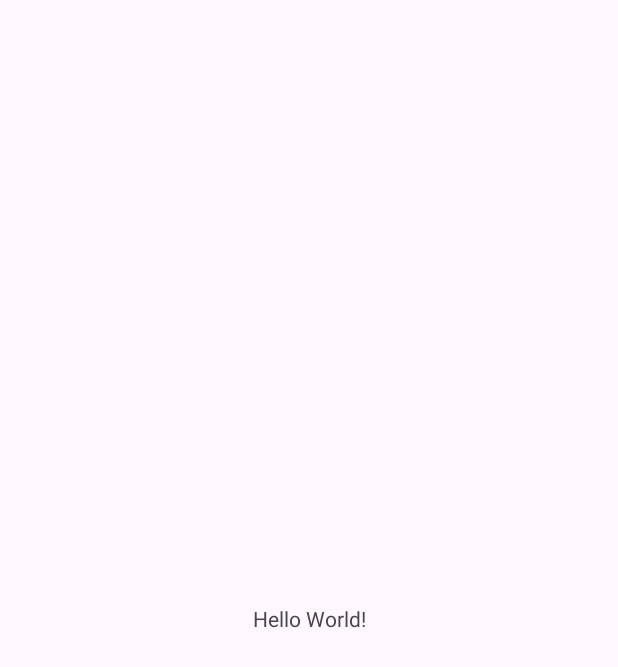
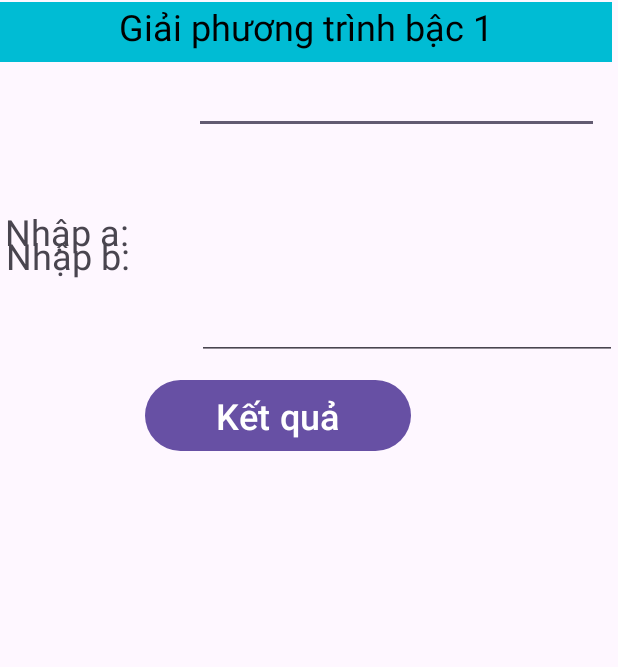
Before and after one commit to tranhieu243/CSE441_PRATICE, an Android app: the screen it shows after launch (MainActivity), on a phone screen of 412 x 824 dp. Before the commit the part shown is almost empty. Shown: the top 667 px of the screen. Run offline under Robolectric (Android 15) with nearby library versions, the phone set to English and light mode, and no system bars.

Commit message:
update layout Ex07.2

```diff
--- /dev/null
+++ b/Ex07.2/app/src/main/java/com/example/ex072/Result.java
@@ -0,0 +1,4 @@
+package com.example.ex072;
+
+public class Result {
+}
--- a/Ex07.2/app/src/main/res/layout/activity_main.xml
+++ b/Ex07.2/app/src/main/res/layout/activity_main.xml
@@ -8,12 +8,98 @@
     tools:context=".MainActivity">
 
     <TextView
-        android:layout_width="wrap_content"
-        android:layout_height="wrap_content"
-        android:text="Hello World!"
+        android:id="@+id/textView"
+        android:layout_width="408dp"
+        android:layout_height="40dp"
+        android:background="#00BCD4"
+        android:text="Giải phương trình bậc 1"
+        android:textAlignment="center"
+        android:textColor="#000000"
+        android:textSize="24sp"
+        app:layout_constraintBottom_toBottomOf="parent"
+        app:layout_constraintEnd_toEndOf="parent"
+        app:layout_constraintHorizontal_bias="0.0"
+        app:layout_constraintStart_toStartOf="parent"
+        app:layout_constraintTop_toTopOf="parent"
+        app:layout_constraintVertical_bias="0.002" />
+
+    <TextView
+        android:id="@+id/txtA"
+        android:layout_width="126dp"
+        android:layout_height="44dp"
+        android:layout_marginStart="3dp"
+        android:layout_marginTop="45dp"
+        android:layout_marginEnd="282dp"
+        android:layout_marginBottom="642dp"
+        android:text="Nhập a:"
+        android:textSize="24sp"
+        app:layout_constraintBottom_toBottomOf="parent"
+        app:layout_constraintEnd_toEndOf="parent"
+        app:layout_constraintHorizontal_bias="0.0"
+        app:layout_constraintStart_toStartOf="parent"
+        app:layout_constraintTop_toTopOf="parent"
+        app:layout_constraintVertical_bias="1.0" />
+
+    <EditText
+        android:id="@+id/edtA"
+        android:layout_width="270dp"
+        android:layout_height="38dp"
+        android:layout_marginStart="129dp"
+        android:layout_marginTop="44dp"
+        android:layout_marginEnd="4dp"
+        android:layout_marginBottom="634dp"
+        android:ems="10"
+        android:inputType="text"
+        android:textAlignment="viewStart"
+        android:textSize="24sp"
+        app:layout_constraintBottom_toBottomOf="parent"
+        app:layout_constraintEnd_toEndOf="parent"
+        app:layout_constraintHorizontal_bias="0.0"
+        app:layout_constraintStart_toStartOf="parent"
+        app:layout_constraintTop_toTopOf="parent"
+        app:layout_constraintVertical_bias="0.066" />
+
+    <TextView
+        android:id="@+id/txtB"
+        android:layout_width="126dp"
+        android:layout_height="44dp"
+        android:layout_marginStart="3dp"
+        android:layout_marginTop="107dp"
+        android:layout_marginEnd="282dp"
+        android:layout_marginBottom="580dp"
+        android:text="Nhập b:"
+        android:textSize="24sp"
         app:layout_constraintBottom_toBottomOf="parent"
         app:layout_constraintEnd_toEndOf="parent"
         app:layout_constraintStart_toStartOf="parent"
         app:layout_constraintTop_toTopOf="parent" />
 
+    <EditText
+        android:id="@+id/edtB"
+        android:layout_width="wrap_content"
+        android:layout_height="wrap_content"
+        android:layout_marginStart="132dp"
+        android:layout_marginEnd="1dp"
+        android:layout_marginBottom="584dp"
+        android:ems="10"
+        android:inputType="text"
+        android:textSize="24sp"
+        app:layout_constraintBottom_toBottomOf="parent"
+        app:layout_constraintEnd_toEndOf="parent"
+        app:layout_constraintStart_toStartOf="parent" />
+
+    <Button
+        android:id="@+id/btnResult"
+        android:layout_width="177dp"
+        android:layout_height="55dp"
+        android:layout_marginStart="96dp"
+        android:layout_marginTop="203dp"
+        android:layout_marginEnd="138dp"
+        android:layout_marginBottom="473dp"
+        android:text="Kết quả"
+        android:textSize="24sp"
+        app:layout_constraintBottom_toBottomOf="parent"
+        app:layout_constraintEnd_toEndOf="parent"
+        app:layout_constraintStart_toStartOf="parent"
+        app:layout_constraintTop_toTopOf="parent" />
 </androidx.constraintlayout.widget.ConstraintLayout>
```
Also changed, not shown: Ex07.2/app/src/main/res/layout/result.xml (added, +60 -0 lines).
